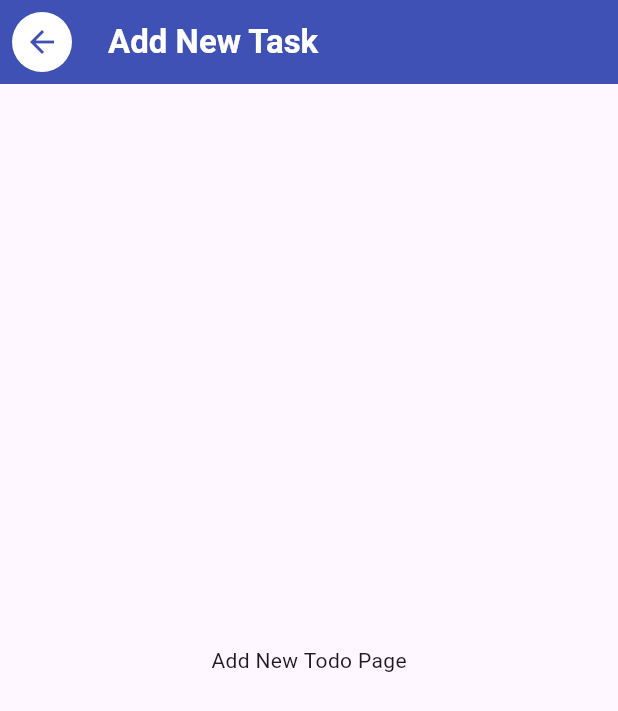
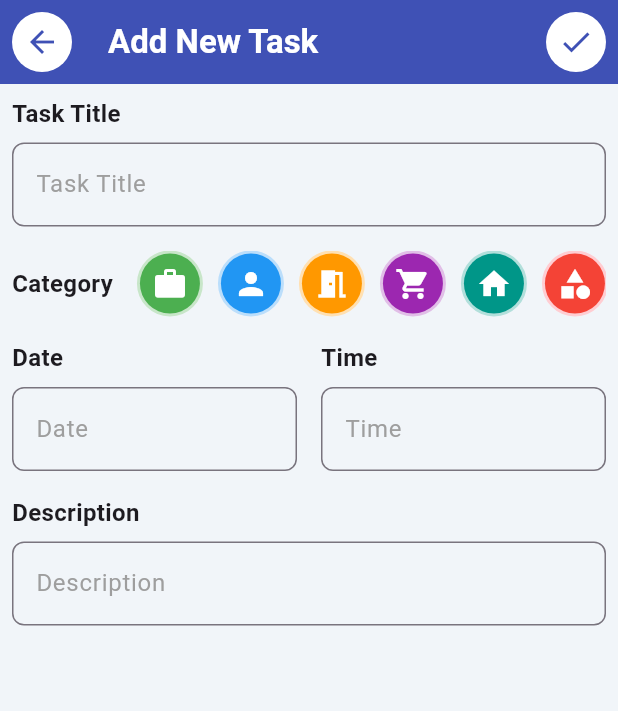
Before and after one commit to nqmgaming-work/todo_flutter, a Flutter app: the screen it shows after launch, after a tap on the "add" icon, on a phone screen of 412 x 824 dp. Shown: the top 711 px of the screen. Run offline on Flutter 3.47's test engine with Material 3 defaults, Android fonts, the phone set to English and light mode, and no system bars.

Commit message:
feat: Add new todo page UI
Adds a new page for adding new todos with the following features:

- Text fields for task title, date, time
, and description.
- Category selection with color-coded icons.
- Save button in the app bar.
- Back button for navigation.

```diff
--- a/lib/futures/todo_list/domain/entities/category.dart
+++ b/lib/futures/todo_list/domain/entities/category.dart
@@ -22,42 +22,42 @@ class Category {
       name: 'Work',
       icon: Icons.work,
       colorCompleted: Colors.green,
-      colorUnCompleted: Colors.green[900]!,
+      colorUnCompleted: Colors.green[100]!,
       id: '1',
     ),
     Category(
       name: 'Personal',
       icon: Icons.person,
       colorCompleted: Colors.blue,
-      colorUnCompleted: Colors.blue[900]!,
+      colorUnCompleted: Colors.blue[100]!,
       id: '2',
     ),
     Category(
       name: 'Meeting',
       icon: Icons.meeting_room,
       colorCompleted: Colors.orange,
-      colorUnCompleted: Colors.orange[900]!,
+      colorUnCompleted: Colors.orange[100]!,
       id: '3',
     ),
     Category(
       name: 'Shopping',
       icon: Icons.shopping_cart,
       colorCompleted: Colors.purple,
-      colorUnCompleted: Colors.purple[900]!,
+      colorUnCompleted: Colors.purple[100]!,
       id: '4',
     ),
     Category(
       name: 'Home',
       icon: Icons.home,
       colorCompleted: Colors.teal,
-      colorUnCompleted: Colors.teal[900]!,
+      colorUnCompleted: Colors.teal[100]!,
       id: '5',
     ),
     Category(
       name: 'Others',
       icon: Icons.category,
       colorCompleted: Colors.red,
-      colorUnCompleted: Colors.red[900]!,
+      colorUnCompleted: Colors.red[100]!,
       id: '6',
     ),
   ];
--- a/lib/futures/todo_list/presentation/pages/add_new_todo_page.dart
+++ b/lib/futures/todo_list/presentation/pages/add_new_todo_page.dart
@@ -1,14 +1,34 @@
+import 'package:flutter/cupertino.dart';
 import 'package:flutter/material.dart';
+import 'package:todo_list/core/themes/app_palette.dart';
+import 'package:todo_list/futures/todo_list/domain/entities/category.dart';
+import 'package:todo_list/futures/todo_list/presentation/widgets/todo_textfield.dart';
 
-class AddNewTodoPage extends StatelessWidget {
-  static route() =>
-      MaterialPageRoute(builder: (context) => const AddNewTodoPage());
+class AddNewTodoPage extends StatefulWidget {
+  static route() => MaterialPageRoute(builder: (context) => AddNewTodoPage());
 
   const AddNewTodoPage({super.key});
 
   @override
+  State<AddNewTodoPage> createState() => _AddNewTodoPageState();
+}
+
+class _AddNewTodoPageState extends State<AddNewTodoPage> {
+  final titleController = TextEditingController();
+  final dateController = TextEditingController();
+  final timeController = TextEditingController();
+  final descriptionController = TextEditingController();
+
+  @override
+  void dispose() {
+    titleController.dispose();
+    super.dispose();
+  }
+
+  @override
   Widget build(BuildContext context) {
     return Scaffold(
+      backgroundColor: AppPalette.backgroundColor,
       appBar: AppBar(
         title: const Text(
           'Add New Task',
@@ -17,6 +37,24 @@ class AddNewTodoPage extends StatelessWidget {
             fontWeight: FontWeight.bold,
           ),
         ),
+        actions: [
+          IconButton(
+            onPressed: () {
+              // Add new task
+            },
+            icon: Container(
+              padding: const EdgeInsets.all(8),
+              decoration: BoxDecoration(
+                color: Colors.white,
+                borderRadius: BorderRadius.circular(50),
+              ),
+              child: const Icon(
+                Icons.check,
+                color: Colors.indigo,
+              ),
+            ),
+          ),
+        ],
         backgroundColor: Colors.indigo,
         leading: IconButton(
           onPressed: () {
@@ -31,8 +69,82 @@ class AddNewTodoPage extends StatelessWidget {
           ),
         ),
       ),
-      body: Center(
-        child: Text('Add New Todo Page'),
+      body: SingleChildScrollView(
+        child: Padding(
+          padding: const EdgeInsets.all(8.0),
+          child: Column(
+            children: [
+              TodoTextField(
+                textController: titleController,
+                hintText: 'Task Title',
+              ),
+              const SizedBox(height: 16),
+              SingleChildScrollView(
+                scrollDirection: Axis.horizontal,
+                child: Row(
+                  children: [
+                    const Text(
+                      'Category',
+                      style: TextStyle(
+                        fontWeight: FontWeight.bold,
+                        fontSize: 16,
+                      ),
+                    ),
+                    const SizedBox(width: 16),
+                    for (final category in Category.categories)
+                      Padding(
+                        padding: const EdgeInsets.only(right: 10),
+                        child: GestureDetector(
+                          child: Container(
+                            decoration: BoxDecoration(
+                              color: category.colorUnCompleted,
+                              borderRadius: BorderRadius.circular(50),
+                              border: Border.all(
+                                color: category.colorUnCompleted,
+                                width: 2,
+                              ),
+                            ),
+                            child: CircleAvatar(
+                              backgroundColor: category.colorCompleted,
+                              child: Icon(
+                                category.icon,
+                                color: Colors.white,
+                              ),
+                            ),
+                          ),
+                        ),
+                      ),
+                  ],
+                ),
+              ),
+              const SizedBox(height: 16),
+              Row(
+                children: [
+                  Expanded(
+                    flex: 1,
+                    child: TodoTextField(
+                      textController: dateController,
+                      hintText: 'Date',
+                    ),
+                  ),
+                  const SizedBox(width: 16),
+                  Expanded(
+                    flex: 1,
+                    child: TodoTextField(
+                      textController: timeController,
+                      hintText: 'Time',
+                    ),
+                  ),
+                ],
+              ),
+              const SizedBox(height: 16),
+              TodoTextField(
+                textController: descriptionController,
+                hintText: 'Description',
+              ),
+            ],
+          ),
+        ),
       ),
     );
   }
--- /dev/null
+++ b/lib/futures/todo_list/presentation/widgets/todo_textfield.dart
@@ -0,0 +1,59 @@
+import 'package:flutter/material.dart';
+
+class TodoTextField extends StatelessWidget {
+  final TextEditingController textController;
+  final String hintText;
+
+  const TodoTextField({
+    super.key,
+    required this.textController,
+    required this.hintText,
+  });
+
+  @override
+  Widget build(BuildContext context) {
+    return Column(
+      crossAxisAlignment: CrossAxisAlignment.start,
+      children: [
+        Text(
+          hintText,
+          style: const TextStyle(
+            fontWeight: FontWeight.bold,
+            fontSize: 16,
+          ),
+        ),
+        const SizedBox(height: 8),
+        TextFormField(
+          controller: textController,
+          decoration: InputDecoration(
+            hintText: hintText,
+            hintStyle: const TextStyle(
+              color: Colors.grey,
+            ),
+            border: OutlineInputBorder(
+              borderRadius: BorderRadius.circular(8),
+              borderSide: const BorderSide(
+                color: Colors.grey,
+                width: 0.5,
+              ),
+            ),
+            focusedBorder: OutlineInputBorder(
+              borderRadius: BorderRadius.circular(8),
+              borderSide: const BorderSide(
+                color: Colors.indigo,
+                width: 1,
+              ),
+            ),
+            errorBorder: OutlineInputBorder(
+              borderRadius: BorderRadius.circular(8),
+              borderSide: const BorderSide(
+                color: Colors.red,
+                width: 1,
+              ),
+            ),
+          ),
+        ),
+      ],
+    );
+  }
+}
```
Also changed, not shown: 1 other file.
